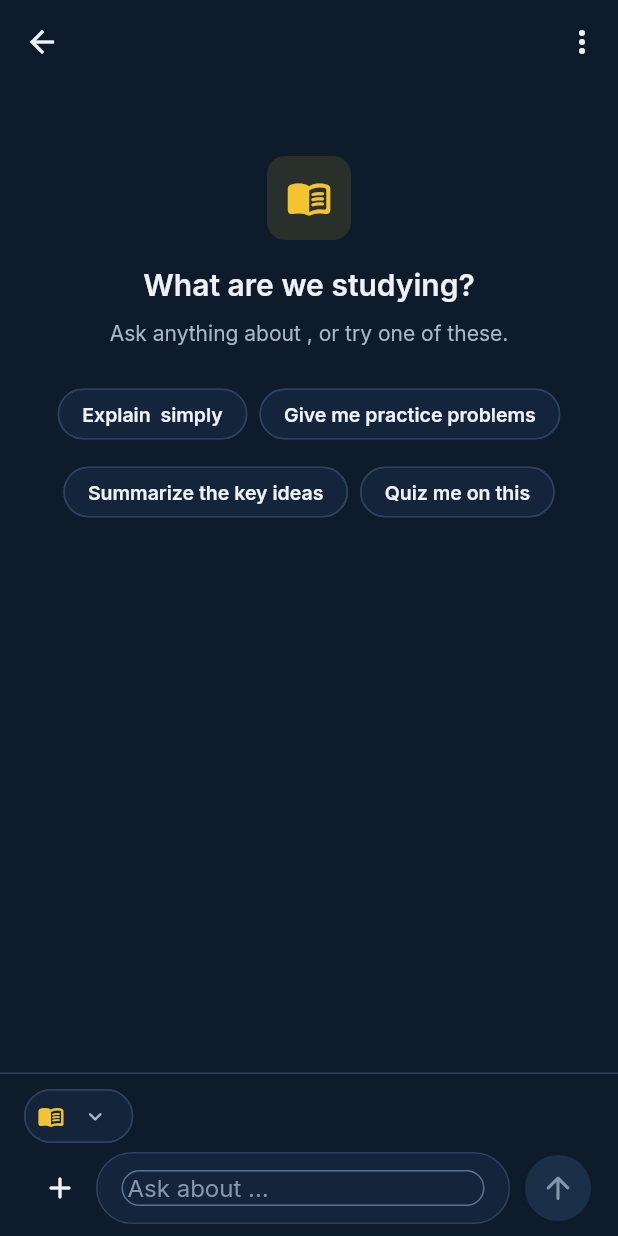
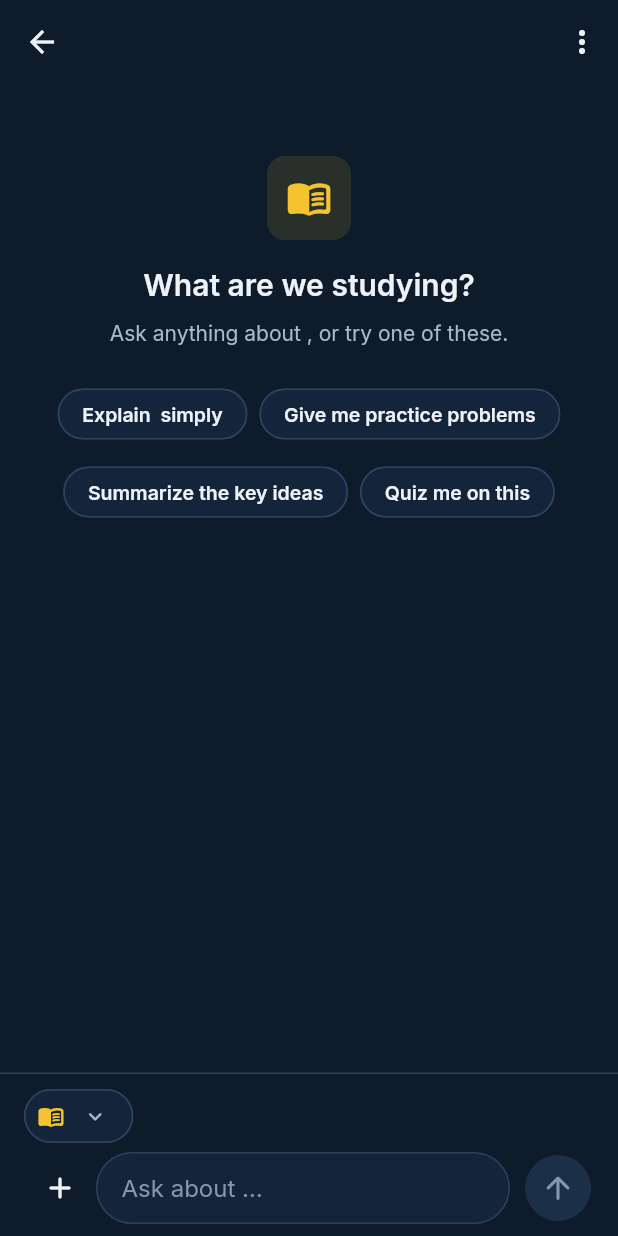
Before and after one commit to f243077-cell/AcadAi_Buddy, a Flutter app: the ChatPage screen opened directly with empty values, on a phone screen of 412 x 824 dp. Run offline on Flutter 3.47's test engine with Material 3 defaults, Android fonts, the phone set to English and light mode, and no system bars; our stand-ins replace cloud_firestore, dartz, firebase_auth, firebase_core, flutter_dotenv, flutter_markdown_plus and 4 more; missing offline and left inert: flutter_math_fork, markdown; accounts and stored records are empty.

Commit message:
chat: remove double border inside the composer
The global input theme's border and fill leaked into the collapsed TextField, drawing a second box inside the composer pill.

```diff
--- a/AcadAi_Buddy/lib/presentation/pages/study/chat/widgets/chat_composer.dart
+++ b/AcadAi_Buddy/lib/presentation/pages/study/chat/widgets/chat_composer.dart
@@ -160,7 +160,16 @@ class _ChatComposerState extends State<ChatComposer> {
                       textInputAction: TextInputAction.newline,
                       textCapitalization: TextCapitalization.sentences,
                       style: AppText.bodyL,
-                      decoration: InputDecoration.collapsed(
+                      // The pill draws the border; override the global
+                      // input theme so no second box appears inside it.
+                      decoration: InputDecoration(
+                        isCollapsed: true,
+                        filled: false,
+                        border: InputBorder.none,
+                        enabledBorder: InputBorder.none,
+                        focusedBorder: InputBorder.none,
+                        disabledBorder: InputBorder.none,
+                        contentPadding: EdgeInsets.zero,
                         hintText: 'Ask about ${widget.subject}…',
                         hintStyle:
                             AppText.bodyL.copyWith(color: AppColors.textMuted),
```
